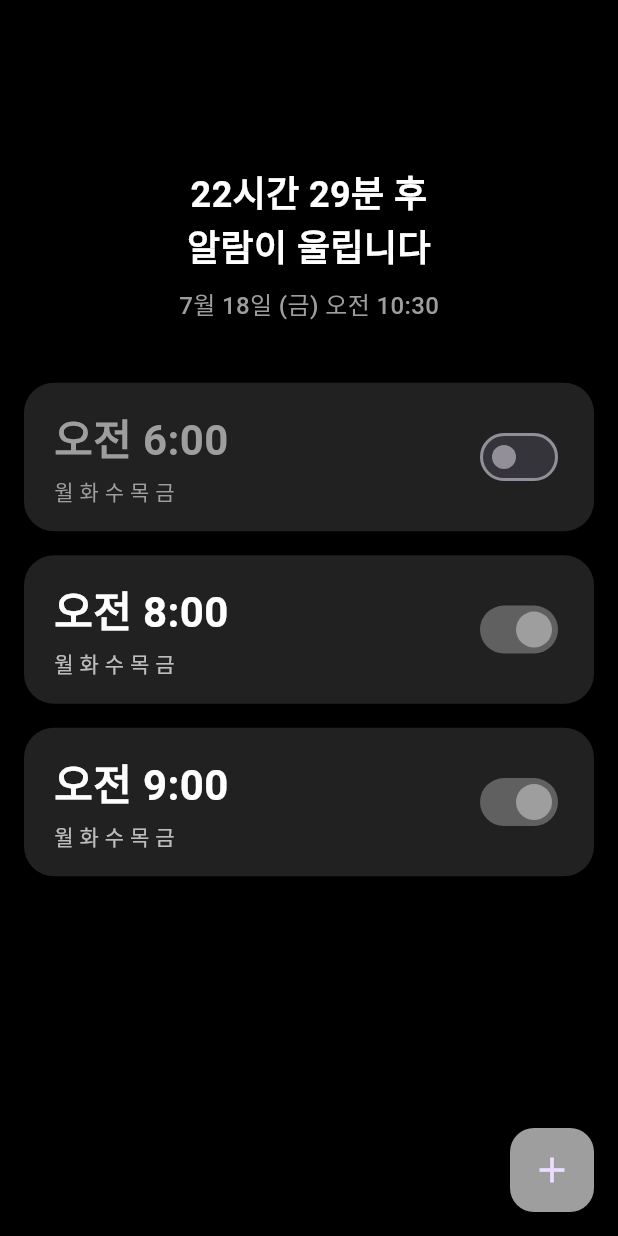
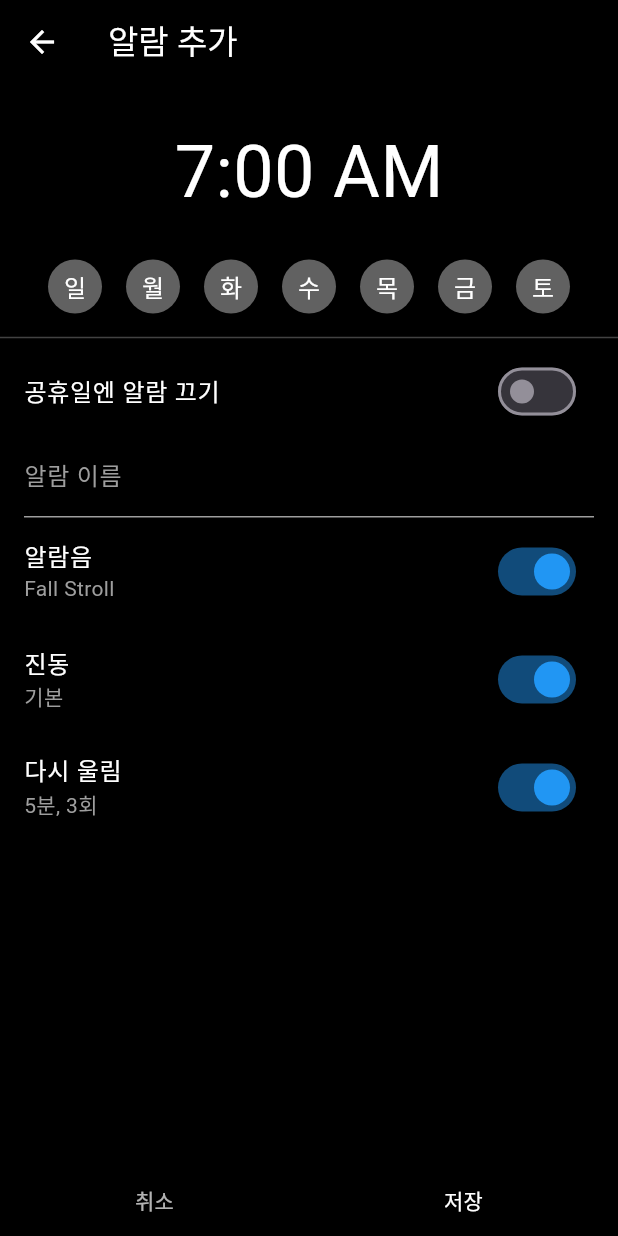
Before and after one commit to rjsdn031/NextUp, a Flutter app: the screen it shows after launch, after a tap on the "add" icon, on a phone screen of 412 x 824 dp. Run offline on Flutter 3.47's test engine with Material 3 defaults, Android fonts, the light colour scheme and no system bars.

Commit message:
[feat] Add Alarm Creation Screen

```diff
--- /dev/null
+++ b/lib/screens/add_alarm_screen.dart
@@ -0,0 +1,168 @@
+import 'package:flutter/material.dart';
+import '../models/alarm_model.dart';
+
+class AddAlarmScreen extends StatefulWidget {
+  const AddAlarmScreen({super.key});
+
+  @override
+  State<AddAlarmScreen> createState() => _AddAlarmScreenState();
+}
+
+class _AddAlarmScreenState extends State<AddAlarmScreen> {
+  TimeOfDay selectedTime = const TimeOfDay(hour: 7, minute: 0);
+  Set<DayOfWeek> selectedDays = {};
+
+  bool skipHolidays = false;
+  String alarmName = '';
+  bool alarmSoundEnabled = true;
+  bool vibrationEnabled = true;
+  bool snoozeEnabled = true;
+
+  void _pickTime() async {
+    final picked = await showTimePicker(
+      context: context,
+      initialTime: selectedTime,
+    );
+    if (picked != null) setState(() => selectedTime = picked);
+  }
+
+  @override
+  Widget build(BuildContext context) {
+    final dayLabels = ['일', '월', '화', '수', '목', '금', '토'];
+
+    return Scaffold(
+      backgroundColor: Colors.black,
+      appBar: AppBar(
+        title: const Text('알람 추가'),
+        backgroundColor: Colors.black,
+        foregroundColor: Colors.white,
+        elevation: 0,
+      ),
+      body: Column(
+        children: [
+          // 시간 선택
+          GestureDetector(
+            onTap: _pickTime,
+            child: Container(
+              padding: const EdgeInsets.symmetric(vertical: 24),
+              alignment: Alignment.center,
+              child: Text(
+                selectedTime.format(context),
+                style: const TextStyle(fontSize: 48, color: Colors.white),
+              ),
+            ),
+          ),
+          // 요일 선택
+          Padding(
+            padding: const EdgeInsets.symmetric(horizontal: 16),
+            child: Row(
+              mainAxisAlignment: MainAxisAlignment.spaceEvenly,
+              children: List.generate(7, (i) {
+                final day = DayOfWeek.values[i];
+                final label = dayLabels[i];
+                final selected = selectedDays.contains(day);
+                return GestureDetector(
+                  onTap: () {
+                    setState(() {
+                      if (selected) {
+                        selectedDays.remove(day);
+                      } else {
+                        selectedDays.add(day);
+                      }
+                    });
+                  },
+                  child: CircleAvatar(
+                    radius: 18,
+                    backgroundColor: selected ? Colors.blue : Colors.grey[700],
+                    child: Text(
+                      label,
+                      style: const TextStyle(color: Colors.white),
+                    ),
+                  ),
+                );
+              }),
+            ),
+          ),
+          const SizedBox(height: 8),
+          Divider(color: Colors.grey[800]),
+          SwitchListTile(
+            title: const Text(
+              '공휴일엔 알람 끄기',
+              style: TextStyle(color: Colors.white),
+            ),
+            value: skipHolidays,
+            onChanged: (val) => setState(() => skipHolidays = val),
+            activeColor: Colors.blue,
+          ),
+          Padding(
+            padding: const EdgeInsets.symmetric(horizontal: 16),
+            child: TextField(
+              style: const TextStyle(color: Colors.white),
+              decoration: const InputDecoration(
+                labelText: '알람 이름',
+                labelStyle: TextStyle(color: Colors.grey),
+                enabledBorder: UnderlineInputBorder(
+                  borderSide: BorderSide(color: Colors.grey),
+                ),
+              ),
+              onChanged: (val) => alarmName = val,
+            ),
+          ),
+          SwitchListTile(
+            title: const Text('알람음', style: TextStyle(color: Colors.white)),
+            subtitle: const Text(
+              'Fall Stroll',
+              style: TextStyle(color: Colors.grey),
+            ),
+            value: alarmSoundEnabled,
+            onChanged: (val) => setState(() => alarmSoundEnabled = val),
+            activeColor: Colors.blue,
+          ),
+          SwitchListTile(
+            title: const Text('진동', style: TextStyle(color: Colors.white)),
+            subtitle: const Text('기본', style: TextStyle(color: Colors.grey)),
+            value: vibrationEnabled,
+            onChanged: (val) => setState(() => vibrationEnabled = val),
+            activeColor: Colors.blue,
+          ),
+          SwitchListTile(
+            title: const Text('다시 울림', style: TextStyle(color: Colors.white)),
+            subtitle: Text(
+              snoozeEnabled ? '5분, 3회' : '사용 안 함',
+              style: const TextStyle(color: Colors.grey),
+            ),
+            value: snoozeEnabled,
+            onChanged: (val) => setState(() => snoozeEnabled = val),
+            activeColor: Colors.blue,
+          ),
+          const Spacer(),
+          Row(
+            children: [
+              Expanded(
+                child: TextButton(
+                  onPressed: () => Navigator.pop(context),
+                  child: const Text(
+                    '취소',
+                    style: TextStyle(color: Colors.white70),
+                  ),
+                ),
+              ),
+              Expanded(
+                child: TextButton(
+                  onPressed: () {
+                    // TODO: 저장 처리
+                    Navigator.pop(context);
+                  },
+                  child: const Text(
+                    '저장',
+                    style: TextStyle(color: Colors.white),
+                  ),
+                ),
+              ),
+            ],
+          ),
+        ],
+      ),
+    );
+  }
+}
--- a/lib/screens/alarm_list_screen.dart
+++ b/lib/screens/alarm_list_screen.dart
@@ -3,6 +3,7 @@ import 'dart:async';
 import '../models/alarm_model.dart';
 import '../utils/alarm_utils.dart';
 import '../widgets/alarm_tile.dart';
+import 'add_alarm_screen.dart';
 
 class AlarmListScreen extends StatefulWidget {
   const AlarmListScreen({super.key});
@@ -174,8 +175,19 @@ class _AlarmListScreenState extends State<AlarmListScreen> {
 
       // FAB
       floatingActionButton: FloatingActionButton(
-        onPressed: () {
-          // TODO: 알람 추가 화면
+        onPressed: () async {
+          final newAlarm = await Navigator.push<AlarmModel>(
+            context,
+            MaterialPageRoute(
+              builder: (_) => const AddAlarmScreen(),
+            ),
+          );
+
+          if (newAlarm != null) {
+            setState(() {
+              alarms.add(newAlarm);
+            });
+          }
         },
         backgroundColor: Colors.grey,
         child: const Icon(Icons.add, size: 28),
```
